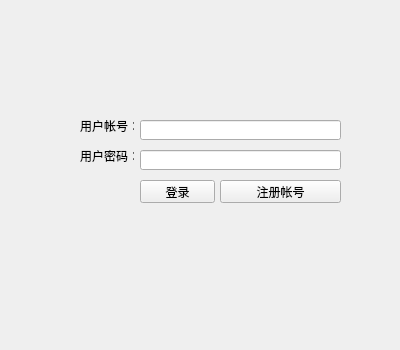
First picture: the form in login.ui, repository rayfung/tux-im-client, before the edit.
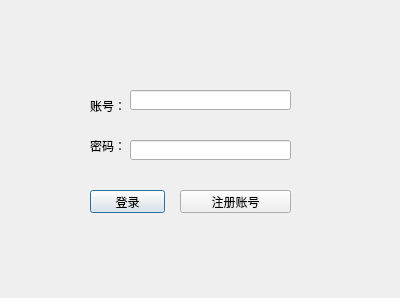
Second picture: the form after the edit.

Commit message: Add registration and login

```diff
--- a/login.ui
+++ b/login.ui
@@ -1,62 +1,50 @@
 <?xml version="1.0" encoding="UTF-8"?>
 <ui version="4.0">
  <class>Login</class>
- <widget class="QWidget" name="Login">
+ <widget class="QDialog" name="Login">
   <property name="geometry">
    <rect>
     <x>0</x>
     <y>0</y>
     <width>400</width>
-    <height>350</height>
+    <height>298</height>
    </rect>
   </property>
-  <property name="minimumSize">
-   <size>
-    <width>400</width>
-    <height>350</height>
-   </size>
-  </property>
-  <property name="maximumSize">
-   <size>
-    <width>400</width>
-    <height>350</height>
-   </size>
-  </property>
   <property name="windowTitle">
    <string>Login</string>
   </property>
   <widget class="QLabel" name="userLabel">
    <property name="geometry">
     <rect>
-     <x>80</x>
-     <y>120</y>
+     <x>90</x>
+     <y>100</y>
      <width>54</width>
      <height>12</height>
     </rect>
    </property>
    <property name="text">
-    <string>用户帐号：</string>
+    <string>账号：</string>
    </property>
   </widget>
   <widget class="QLabel" name="pwdLabel">
    <property name="geometry">
     <rect>
-     <x>80</x>
-     <y>150</y>
+     <x>90</x>
+     <y>140</y>
      <width>54</width>
      <height>12</height>
     </rect>
    </property>
    <property name="text">
-    <string>用户密码：</string>
+    <string>密码：</string>
    </property>
   </widget>
   <widget class="QLineEdit" name="userLineEdit">
    <property name="geometry">
     <rect>
-     <x>140</x>
-     <y>120</y>
-     <width>201</width>
+     <x>130</x>
+     <y>90</y>
+     <width>161</width>
      <height>20</height>
     </rect>
    </property>
@@ -64,18 +52,21 @@
   <widget class="QLineEdit" name="pwdLineEdit">
    <property name="geometry">
     <rect>
-     <x>140</x>
-     <y>150</y>
-     <width>201</width>
+     <x>130</x>
+     <y>140</y>
+     <width>161</width>
      <height>20</height>
     </rect>
    </property>
+   <property name="echoMode">
+    <enum>QLineEdit::Password</enum>
+   </property>
   </widget>
   <widget class="QPushButton" name="loginButton">
    <property name="geometry">
     <rect>
-     <x>140</x>
-     <y>180</y>
+     <x>90</x>
+     <y>190</y>
      <width>75</width>
      <height>23</height>
     </rect>
@@ -87,18 +78,17 @@
   <widget class="QPushButton" name="regButton">
    <property name="geometry">
     <rect>
-     <x>220</x>
-     <y>180</y>
-     <width>121</width>
+     <x>180</x>
+     <y>190</y>
+     <width>111</width>
      <height>23</height>
     </rect>
    </property>
    <property name="text">
-    <string>注册帐号</string>
+    <string>注册账号</string>
    </property>
   </widget>
  </widget>
- <layoutdefault spacing="6" margin="11"/>
  <resources/>
  <connections/>
 </ui>
```
Left out of the diff: 12 changed lines with no effect on the pictures. The commit also changes 10 other files.
